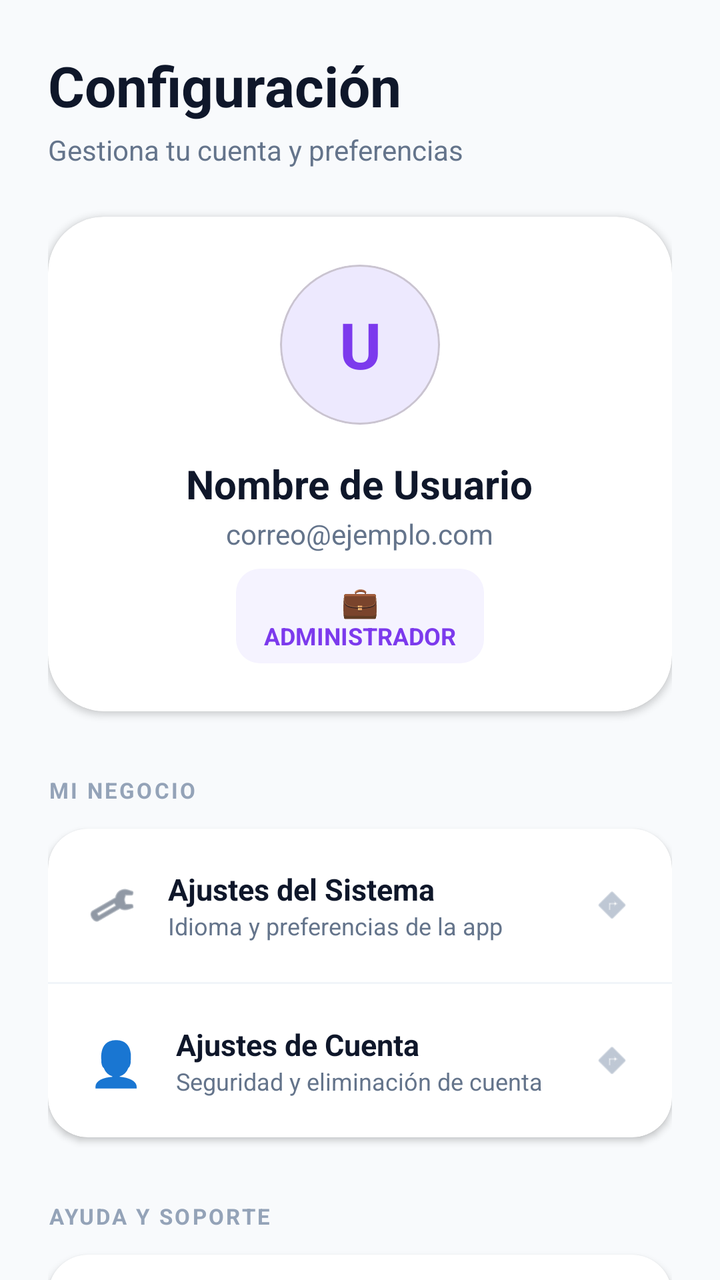
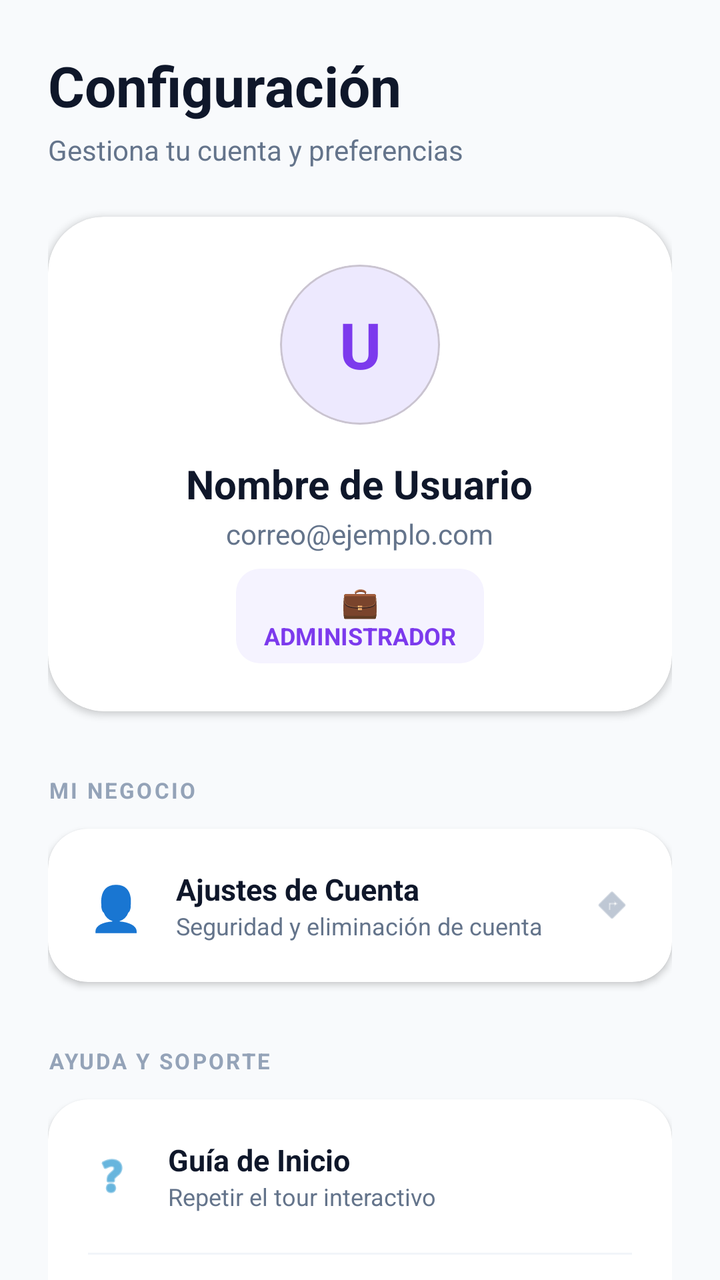

The first picture is an Android layout as it rendered before a commit; the second is the same layout after the commit. The layout source and the unified diff follow.
<!-- AndroidManifest.xml: application theme Theme.Gomezmart -->
<!-- res/layout/fragment_settings.xml -->
<?xml version="1.0" encoding="utf-8"?>
<androidx.core.widget.NestedScrollView xmlns:android="http://schemas.android.com/apk/res/android"
    xmlns:app="http://schemas.android.com/apk/res-auto"
    xmlns:tools="http://schemas.android.com/tools"
    android:layout_width="match_parent"
    android:layout_height="match_parent"
    android:background="?attr/colorSurface"
    android:fillViewport="true">

    <LinearLayout
        android:id="@+id/layoutSettingsContent"
        android:layout_width="match_parent"
        android:layout_height="wrap_content"
        android:orientation="vertical"
        android:padding="24dp">

        
        <TextView
            android:layout_width="wrap_content"
            android:layout_height="wrap_content"
            android:text="Configuración"
            android:textSize="28sp"
            android:textStyle="bold"
            android:textColor="?attr/colorOnSurface"
            android:layout_marginBottom="4dp" />

        <TextView
            android:layout_width="wrap_content"
            android:layout_height="wrap_content"
            android:text="Gestiona tu cuenta y preferencias"
            android:textSize="14sp"
            android:textColor="?attr/colorOnSurfaceVariant"
            android:layout_marginBottom="24dp" />

        
        <com.google.android.material.card.MaterialCardView
            android:layout_width="match_parent"
            android:layout_height="wrap_content"
            android:layout_marginBottom="32dp"
            app:cardCornerRadius="28dp"
            app:cardElevation="2dp"
            app:cardBackgroundColor="?attr/colorSurfaceContainer"
            app:strokeWidth="0dp">

            <LinearLayout
                android:layout_width="match_parent"
                android:layout_height="wrap_content"
                android:orientation="vertical"
                android:padding="24dp"
                android:gravity="center">

                <com.google.android.material.card.MaterialCardView
                    android:id="@+id/cardProfileImageSettings"
                    android:layout_width="80dp"
                    android:layout_height="80dp"
                    app:cardCornerRadius="40dp"
                    app:cardElevation="0dp"
                    app:cardBackgroundColor="@color/purple_100">
                    <FrameLayout
                        android:layout_width="match_parent"
                        android:layout_height="match_parent">
                        <TextView
                            android:id="@+id/tvProfileInitialSettings"
                            android:layout_width="match_parent"
                            android:layout_height="match_parent"
                            android:text="U"
                            android:gravity="center"
                            android:textSize="32sp"
                            android:textStyle="bold"
                            android:textColor="@color/purple_600" />
                        <ImageView
                            android:id="@+id/ivProfileImageSettings"
                            android:layout_width="match_parent"
                            android:layout_height="match_parent"
                            android:scaleType="centerCrop"
                            android:visibility="gone" />
                    </FrameLayout>
                </com.google.android.material.card.MaterialCardView>

                <TextView
                    android:id="@+id/tvUserNameSettings"
                    android:layout_width="wrap_content"
                    android:layout_height="wrap_content"
                    android:layout_marginTop="16dp"
                    android:text="Nombre de Usuario"
                    android:textSize="20sp"
                    android:textStyle="bold"
                    android:textColor="@color/slate_900" />

                <TextView
                    android:id="@+id/tvUserEmailSettings"
                    android:layout_width="wrap_content"
                    android:layout_height="wrap_content"
                    android:layout_marginTop="2dp"
                    android:text="correo@ejemplo.com"
                    android:textColor="@color/slate_500"
                    android:textSize="14sp" />

                <LinearLayout
                    android:layout_width="wrap_content"
                    android:layout_height="wrap_content"
                    android:layout_marginTop="8dp"
                    android:layout_gravity="center_horizontal"
                    android:orientation="vertical"
                    android:gravity="center"
                    android:background="@drawable/bg_pill_purple_light"
                    android:paddingHorizontal="14dp"
                    android:paddingVertical="6dp">

                    <TextView
                        android:id="@+id/tvUserAccountRoleIconSettings"
                        android:layout_width="wrap_content"
                        android:layout_height="wrap_content"
                        android:gravity="center"
                        android:text="💼"
                        android:textSize="15sp" />

                    <TextView
                        android:id="@+id/tvUserAccountTypeSettings"
                        android:layout_width="wrap_content"
                        android:layout_height="wrap_content"
                        android:layout_gravity="center"
                        android:gravity="center"
                        android:text="ADMINISTRADOR"
                        android:textColor="@color/purple_600"
                        android:textSize="12sp"
                        android:textStyle="bold"
                        android:singleLine="true"
                        android:maxLines="1"
                        android:ellipsize="none"
                        android:includeFontPadding="false"
                        android:layout_marginTop="1dp" />
                </LinearLayout>

            </LinearLayout>
        </com.google.android.material.card.MaterialCardView>

        
        <TextView
            android:layout_width="wrap_content"
            android:layout_height="wrap_content"
            android:text="MI NEGOCIO"
            android:textSize="11sp"
            android:textStyle="bold"
            android:textColor="@color/slate_400"
            android:layout_marginBottom="12dp"
            android:letterSpacing="0.1" />

        <com.google.android.material.card.MaterialCardView
            android:layout_width="match_parent"
            android:layout_height="wrap_content"
            android:layout_marginBottom="32dp"
            app:cardCornerRadius="20dp"
            app:cardElevation="2dp"
            app:cardBackgroundColor="?attr/colorSurfaceContainer"
            app:strokeWidth="0dp">

            <LinearLayout
                android:layout_width="match_parent"
                android:layout_height="wrap_content"
                android:orientation="vertical">

                
                <LinearLayout
                    android:id="@+id/cardSystemSettings"
                    android:layout_width="match_parent"
                    android:layout_height="wrap_content"
                    android:orientation="horizontal"
                    android:padding="20dp"
                    android:gravity="center_vertical"
                    android:clickable="true"
                    android:focusable="true"
                    android:background="?attr/selectableItemBackground">

                    <ImageView
                        android:layout_width="24dp"
                        android:layout_height="24dp"
                        android:src="@android:drawable/ic_menu_preferences"
                        app:tint="@color/slate_600" />

                    <LinearLayout
                        android:layout_width="0dp"
                        android:layout_height="wrap_content"
                        android:layout_weight="1"
                        android:orientation="vertical"
                        android:layout_marginStart="16dp">

                        <TextView
                            android:layout_width="wrap_content"
                            android:layout_height="wrap_content"
                            android:text="Ajustes del Sistema"
                            android:textSize="15sp"
                            android:textStyle="bold"
                            android:textColor="?attr/colorOnSurface" />

                        <TextView
                            android:layout_width="wrap_content"
                            android:layout_height="wrap_content"
                            android:text="Idioma y preferencias de la app"
                            android:textSize="12sp"
                            android:textColor="?attr/colorOnSurfaceVariant" />
                    </LinearLayout>

                    <ImageView
                        android:layout_width="20dp"
                        android:layout_height="20dp"
                        android:src="@android:drawable/ic_menu_directions"
                        app:tint="@color/slate_400" />
                </LinearLayout>

                <View
                    android:layout_width="match_parent"
                    android:layout_height="1dp"
                    android:background="@color/slate_100" />

                
                <LinearLayout
                    android:id="@+id/cardAccountSettings"
                    android:layout_width="match_parent"
                    android:layout_height="wrap_content"
                    android:orientation="horizontal"
                    android:padding="20dp"
                    android:gravity="center_vertical"
                    android:clickable="true"
                    android:focusable="true"
                    android:background="?attr/selectableItemBackground">

                    <TextView
                        android:layout_width="28dp"
                        android:layout_height="28dp"
                        android:text="👤"
                        android:textSize="22sp"
                        android:gravity="center" />

                    <LinearLayout
                        android:layout_width="0dp"
                        android:layout_height="wrap_content"
                        android:layout_weight="1"
                        android:orientation="vertical"
                        android:layout_marginStart="16dp">

                        <TextView
                            android:layout_width="wrap_content"
                            android:layout_height="wrap_content"
                            android:text="Ajustes de Cuenta"
                            android:textSize="15sp"
                            android:textStyle="bold"
                            android:textColor="?attr/colorOnSurface" />

                        <TextView
                            android:layout_width="wrap_content"
                            android:layout_height="wrap_content"
                            android:text="Seguridad y eliminación de cuenta"
                            android:textSize="12sp"
                            android:textColor="?attr/colorOnSurfaceVariant" />
                    </LinearLayout>

                    <ImageView
                        android:layout_width="20dp"
                        android:layout_height="20dp"
                        android:src="@android:drawable/ic_menu_directions"
                        app:tint="@color/slate_400" />
                </LinearLayout>
            </LinearLayout>
        </com.google.android.material.card.MaterialCardView>

        
        <TextView
            android:layout_width="wrap_content"
            android:layout_height="wrap_content"
            android:text="AYUDA Y SOPORTE"
            android:textSize="11sp"
            android:textStyle="bold"
            android:textColor="@color/slate_400"
            android:layout_marginBottom="12dp"
            android:letterSpacing="0.1" />

        <com.google.android.material.card.MaterialCardView
            android:layout_width="match_parent"
            android:layout_height="wrap_content"
            android:layout_marginBottom="32dp"
            app:cardCornerRadius="20dp"
            app:cardElevation="2dp"
            app:cardBackgroundColor="?attr/colorSurfaceContainer"
            app:strokeWidth="0dp">

            <LinearLayout
                android:layout_width="match_parent"
                android:layout_height="wrap_content"
                android:orientation="vertical">

                <LinearLayout
                    android:id="@+id/cardRestartTutorial"
                    android:layout_width="match_parent"
                    android:layout_height="wrap_content"
                    android:orientation="horizontal"
                    android:padding="20dp"
                    android:gravity="center_vertical"
                    android:clickable="true"
                    android:focusable="true"
                    android:background="?attr/selectableItemBackground">

                    <ImageView
                        android:layout_width="24dp"
                        android:layout_height="24dp"
                        android:src="@android:drawable/ic_menu_help"
                        app:tint="@color/sky_600" />

                    <LinearLayout
                        android:layout_width="0dp"
                        android:layout_height="wrap_content"
                        android:layout_weight="1"
                        android:orientation="vertical"
                        android:layout_marginStart="16dp">

                        <TextView
                            android:layout_width="wrap_content"
                            android:layout_height="wrap_content"
                            android:text="Guía de Inicio"
                            android:textSize="15sp"
                            android:textStyle="bold"
                            android:textColor="?attr/colorOnSurface" />

                        <TextView
                            android:layout_width="wrap_content"
                            android:layout_height="wrap_content"
                            android:text="Repetir el tour interactivo"
                            android:textSize="12sp"
                            android:textColor="?attr/colorOnSurfaceVariant" />
                    </LinearLayout>
                </LinearLayout>

                <View
                    android:layout_width="match_parent"
                    android:layout_height="1dp"
                    android:layout_marginStart="20dp"
                    android:layout_marginEnd="20dp"
                    android:background="@color/slate_100" />

                
                <LinearLayout
                    android:id="@+id/cardSupportCreator"
                    android:layout_width="match_parent"
                    android:layout_height="wrap_content"
                    android:orientation="horizontal"
                    android:padding="20dp"
                    android:gravity="center_vertical"
                    android:clickable="true"
                    android:focusable="true"
                    android:background="?attr/selectableItemBackground">

                    <ImageView
                        android:layout_width="24dp"
                        android:layout_height="24dp"
                        android:src="@android:drawable/btn_star_big_on"
                        app:tint="@color/emerald_600" />

                    <LinearLayout
                        android:layout_width="0dp"
                        android:layout_height="wrap_content"
                        android:layout_weight="1"
                        android:orientation="vertical"
                        android:layout_marginStart="16dp">

                        <TextView
                            android:layout_width="wrap_content"
                            android:layout_height="wrap_content"
                            android:text="Apoyar al Creador"
                            android:textSize="15sp"
                            android:textStyle="bold"
                            android:textColor="?attr/colorOnSurface" />

                        <TextView
                            android:layout_width="wrap_content"
                            android:layout_height="wrap_content"
                            android:text="Ayúdame a mantener GoMezMart gratuito"
                            android:textSize="12sp"
                            android:textColor="?attr/colorOnSurfaceVariant" />
                    </LinearLayout>
                </LinearLayout>

                <View
                    android:layout_width="match_parent"
                    android:layout_height="1dp"
                    android:layout_marginStart="20dp"
                    android:layout_marginEnd="20dp"
                    android:background="@color/slate_100" />

                <LinearLayout
                    android:id="@+id/cardCheckUpdates"
                    android:layout_width="match_parent"
                    android:layout_height="wrap_content"
                    android:orientation="horizontal"
                    android:padding="20dp"
                    android:gravity="center_vertical"
                    android:clickable="true"
                    android:focusable="true"
                    android:background="?attr/selectableItemBackground">

                    <ImageView
                        android:layout_width="24dp"
                        android:layout_height="24dp"
                        android:src="@android:drawable/stat_sys_download_done"
                        app:tint="@color/slate_600" />

                    <LinearLayout
                        android:layout_width="0dp"
                        android:layout_height="wrap_content"
                        android:layout_weight="1"
                        android:orientation="vertical"
                        android:layout_marginStart="16dp">

                        <TextView
                            android:layout_width="wrap_content"
                            android:layout_height="wrap_content"
                            android:text="Versión de App"
                            android:textSize="15sp"
                            android:textStyle="bold"
                            android:textColor="?attr/colorOnSurface" />

                        <TextView
                            android:layout_width="wrap_content"
                            android:layout_height="wrap_content"
                            android:text="Buscar actualizaciones"
                            android:textSize="12sp"
                            android:textColor="?attr/colorOnSurfaceVariant" />
                    </LinearLayout>
                </LinearLayout>
            </LinearLayout>
        </com.google.android.material.card.MaterialCardView>

    </LinearLayout>
</androidx.core.widget.NestedScrollView>
<!-- resources referenced by this layout -->
<resources>
  <color name="emerald_600">#059669</color>
  <color name="purple_100">#EDE9FE</color>
  <color name="purple_600">#7C3AED</color>
  <color name="sky_600">#0284C7</color>
  <color name="slate_100">#F1F5F9</color>
  <color name="slate_400">#94A3B8</color>
  <color name="slate_500">#64748B</color>
  <color name="slate_600">#475569</color>
  <color name="slate_900">#0F172A</color>
  <!-- drawable bg_pill_purple_light (drawable) -->
  <?xml version="1.0" encoding="utf-8"?>
  <shape xmlns:android="http://schemas.android.com/apk/res/android">
      <solid android:color="@color/purple_50" />
      <corners android:radius="12dp" />
  </shape>
  <style name="Theme.Gomezmart" parent="Base.Theme.Gomezmart" />
  <color name="purple_50">#F5F3FF</color>
  <style name="Base.Theme.Gomezmart" parent="Theme.Material3.DayNight.NoActionBar">
          <item name="colorPrimary">@color/purple_600</item>
          <item name="colorOnPrimary">@color/white</item>
          <item name="colorSecondary">@color/indigo_500</item>
          <item name="colorSurface">@color/slate_50</item>
          <item name="colorOnSurface">@color/slate_900</item>
          <item name="colorOnSurfaceVariant">@color/slate_500</item>
          <item name="colorSurfaceContainer">@color/white</item>
          <item name="android:windowBackground">@color/slate_50</item>
      </style>
  <color name="white">#FFFFFFFF</color>
  <color name="indigo_500">#6366F1</color>
  <color name="slate_50">#F8FAFC</color>
</resources>

<!-- the commit's change to res/layout/fragment_settings.xml (unified diff, before → after) -->
@@ -162,59 +162,6 @@
 
                 
                 <LinearLayout
-                    android:id="@+id/cardSystemSettings"
-                    android:layout_width="match_parent"
-                    android:layout_height="wrap_content"
-                    android:orientation="horizontal"
-                    android:padding="20dp"
-                    android:gravity="center_vertical"
-                    android:clickable="true"
-                    android:focusable="true"
-                    android:background="?attr/selectableItemBackground">
-
-                    <ImageView
-                        android:layout_width="24dp"
-                        android:layout_height="24dp"
-                        android:src="@android:drawable/ic_menu_preferences"
-                        app:tint="@color/slate_600" />
-
-                    <LinearLayout
-                        android:layout_width="0dp"
-                        android:layout_height="wrap_content"
-                        android:layout_weight="1"
-                        android:orientation="vertical"
-                        android:layout_marginStart="16dp">
-
-                        <TextView
-                            android:layout_width="wrap_content"
-                            android:layout_height="wrap_content"
-                            android:text="Ajustes del Sistema"
-                            android:textSize="15sp"
-                            android:textStyle="bold"
-                            android:textColor="?attr/colorOnSurface" />
-
-                        <TextView
-                            android:layout_width="wrap_content"
-                            android:layout_height="wrap_content"
-                            android:text="Idioma y preferencias de la app"
-                            android:textSize="12sp"
-                            android:textColor="?attr/colorOnSurfaceVariant" />
-                    </LinearLayout>
-
-                    <ImageView
-                        android:layout_width="20dp"
-                        android:layout_height="20dp"
-                        android:src="@android:drawable/ic_menu_directions"
-                        app:tint="@color/slate_400" />
-                </LinearLayout>
-
-                <View
-                    android:layout_width="match_parent"
-                    android:layout_height="1dp"
-                    android:background="@color/slate_100" />
-
-                
-                <LinearLayout
                     android:id="@+id/cardAccountSettings"
                     android:layout_width="match_parent"
                     android:layout_height="wrap_content"
@@ -337,54 +284,7 @@
                     android:layout_marginEnd="20dp"
                     android:background="@color/slate_100" />
 
-                
-                <LinearLayout
-                    android:id="@+id/cardSupportCreator"
-                    android:layout_width="match_parent"
-                    android:layout_height="wrap_content"
-                    android:orientation="horizontal"
-                    android:padding="20dp"
-                    android:gravity="center_vertical"
-                    android:clickable="true"
-                    android:focusable="true"
-                    android:background="?attr/selectableItemBackground">
-
-                    <ImageView
-                        android:layout_width="24dp"
-                        android:layout_height="24dp"
-                        android:src="@android:drawable/btn_star_big_on"
-                        app:tint="@color/emerald_600" />
-
-                    <LinearLayout
-                        android:layout_width="0dp"
-                        android:layout_height="wrap_content"
-                        android:layout_weight="1"
-                        android:orientation="vertical"
-                        android:layout_marginStart="16dp">
-
-                        <TextView
-                            android:layout_width="wrap_content"
-                            android:layout_height="wrap_content"
-                            android:text="Apoyar al Creador"
-                            android:textSize="15sp"
-                            android:textStyle="bold"
-                            android:textColor="?attr/colorOnSurface" />
-
-                        <TextView
-                            android:layout_width="wrap_content"
-                            android:layout_height="wrap_content"
-                            android:text="Ayúdame a mantener GoMezMart gratuito"
-                            android:textSize="12sp"
-                            android:textColor="?attr/colorOnSurfaceVariant" />
-                    </LinearLayout>
-                </LinearLayout>
-
-                <View
-                    android:layout_width="match_parent"
-                    android:layout_height="1dp"
-                    android:layout_marginStart="20dp"
-                    android:layout_marginEnd="20dp"
-                    android:background="@color/slate_100" />
+
 
                 <LinearLayout
                     android:id="@+id/cardCheckUpdates"
<!-- resource entries referenced after the edit -->
@@ -1,6 +1,5 @@
 <!-- resources referenced by this layout -->
 <resources>
-  <color name="emerald_600">#059669</color>
   <color name="purple_100">#EDE9FE</color>
   <color name="purple_600">#7C3AED</color>
   <color name="sky_600">#0284C7</color>
